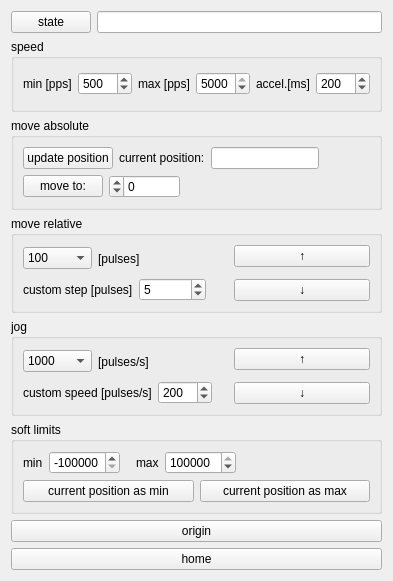
Before: the Qt Designer form instruments/optosigma_GSC_01.ui in dean-nanomol/nanomol, drawn with Qt 5.
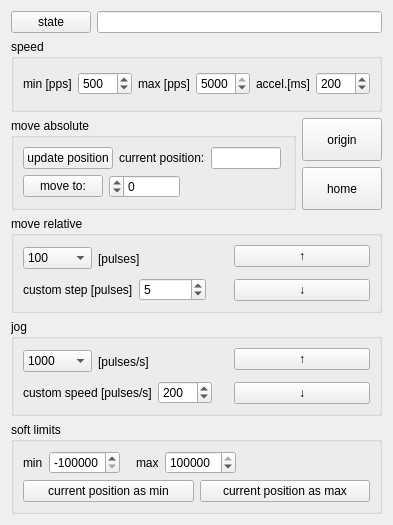
After: the same form once the commit is applied.

Commit message: update GSC-01 class and ui

Patch:
```diff
--- a/instruments/optosigma_GSC_01.ui
+++ b/instruments/optosigma_GSC_01.ui
@@ -6,8 +6,8 @@
    <rect>
     <x>0</x>
     <y>0</y>
-    <width>344</width>
-    <height>581</height>
+    <width>362</width>
+    <height>525</height>
    </rect>
   </property>
   <property name="windowTitle">
@@ -105,6 +105,8 @@
     </widget>
    </item>
    <item>
+    <layout class="QHBoxLayout" name="horizontalLayout_12">
+     <item>
     <widget class="QGroupBox" name="groupBox">
      <property name="title">
       <string>move absolute</string>
@@ -192,6 +194,38 @@
     </widget>
    </item>
    <item>
+      <layout class="QVBoxLayout" name="verticalLayout_8">
+       <item>
+        <widget class="QPushButton" name="origin_pushButton">
+         <property name="sizePolicy">
+          <sizepolicy hsizetype="Minimum" vsizetype="Minimum">
+           <horstretch>0</horstretch>
+           <verstretch>0</verstretch>
+          </sizepolicy>
+         </property>
+         <property name="text">
+          <string>origin</string>
+         </property>
+        </widget>
+       </item>
+       <item>
+        <widget class="QPushButton" name="home_pushButton">
+         <property name="sizePolicy">
+          <sizepolicy hsizetype="Minimum" vsizetype="Minimum">
+           <horstretch>0</horstretch>
+           <verstretch>0</verstretch>
+          </sizepolicy>
+         </property>
+         <property name="text">
+          <string>home</string>
+         </property>
+        </widget>
+       </item>
+      </layout>
+     </item>
+    </layout>
+   </item>
+   <item>
     <widget class="QGroupBox" name="groupBox_2">
      <property name="title">
       <string>move relative</string>
@@ -592,20 +626,6 @@
      </layout>
     </widget>
    </item>
-   <item>
-    <widget class="QPushButton" name="pushButton_2">
-     <property name="text">
-      <string>origin</string>
-     </property>
-    </widget>
-   </item>
-   <item>
-    <widget class="QPushButton" name="home_pushButton">
-     <property name="text">
-      <string>home</string>
-     </property>
-    </widget>
-   </item>
   </layout>
  </widget>
  <resources/>
```
Left out of the diff: 5 changed lines with no effect on the pictures. Lines whose indentation alone changed are shown as unchanged. The commit also changes 1 other file.
